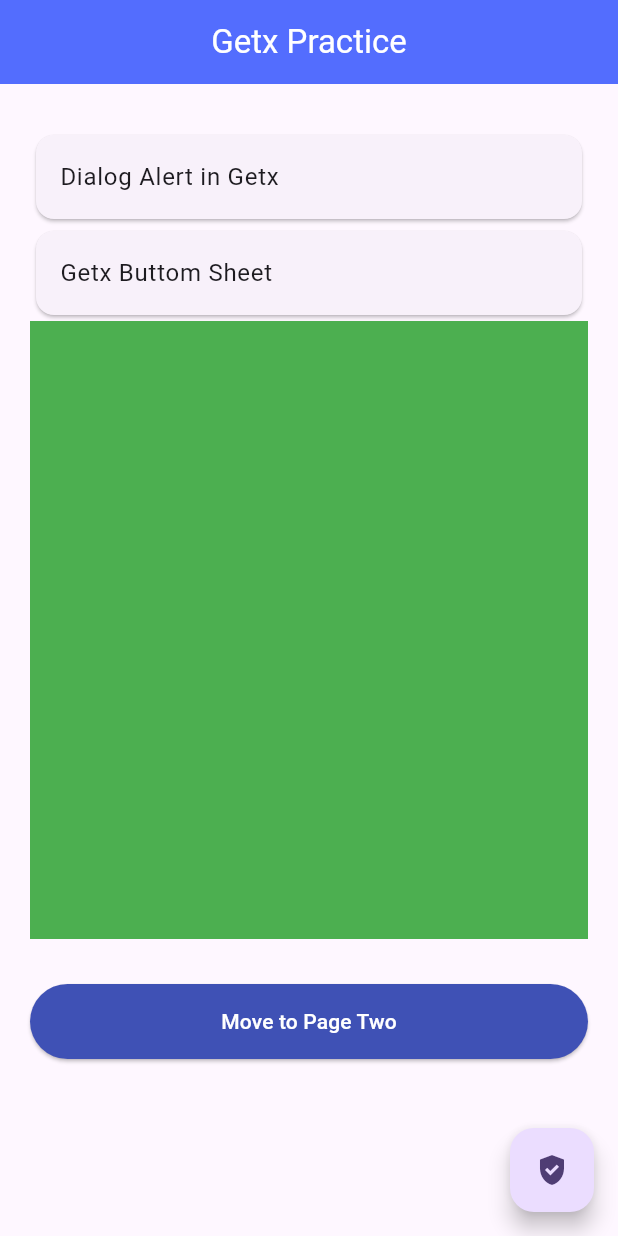
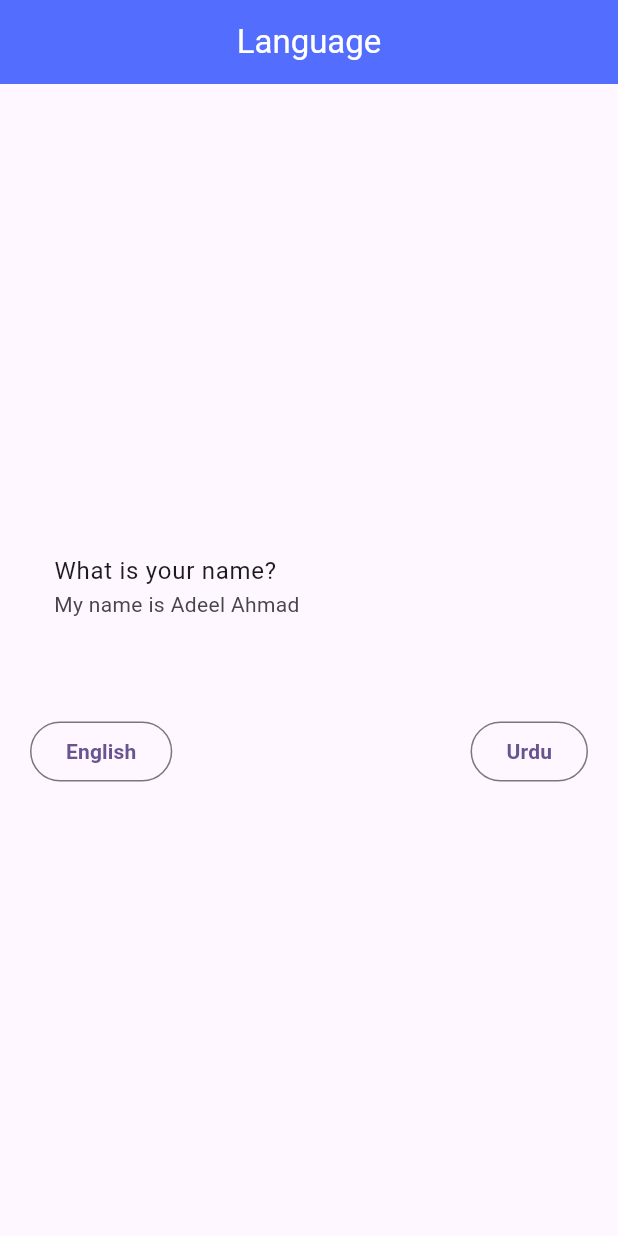
Before and after one commit to AdeelAhmadKhan36/GetX-Statemanagement, a Flutter app: the screen it shows after launch, on a phone screen of 412 x 824 dp. Run offline on Flutter 3.47's test engine with Material 3 defaults, Android fonts, the light colour scheme and no system bars; our stand-ins replace get.

Commit message:
GetX Localization and Language Change.

```diff
--- a/lib/main.dart
+++ b/lib/main.dart
@@ -1,6 +1,8 @@
 import 'package:flutter/material.dart';
 import 'package:getx_statemanagement/view/HomePage.dart';
 import 'package:get/get.dart';
+import 'package:getx_statemanagement/view/Language_home.dart';
+import 'package:getx_statemanagement/view/Languages.dart';
 import 'package:getx_statemanagement/view/Pagetwo.dart';
 
 void main() {
@@ -16,13 +18,16 @@ class MyApp extends StatelessWidget {
     return GetMaterialApp(
       title: 'Flutter Demo',
       debugShowCheckedModeBanner: false,
+      locale: Locale('en','us'),
+      fallbackLocale: Locale('eng', 'us'),
+      translations: Languages(),
 
       theme: ThemeData(
 
         colorScheme: ColorScheme.fromSeed(seedColor: Colors.deepPurple),
         useMaterial3: true,
       ),
-      home: const My_HomePage(),
+      home: const Language_Home(),
       getPages: [
         GetPage(name: '/PageTwo', page: ()=>PageTwo()),
       ],
--- /dev/null
+++ b/lib/view/Language_home.dart
@@ -0,0 +1,56 @@
+import 'package:flutter/material.dart';
+import 'package:get/get.dart';
+
+class Language_Home extends StatelessWidget {
+  const Language_Home({super.key});
+
+  @override
+  Widget build(BuildContext context) {
+    return Scaffold(
+        appBar: AppBar(
+          title: const Text(
+            "Language",
+            style: TextStyle(color: Colors.white),
+          ),
+          backgroundColor: Colors.indigoAccent,
+          centerTitle: true,
+        ),
+        body: Padding(
+          padding: const EdgeInsets.only(left: 20,right: 20),
+          child: Column(
+            mainAxisAlignment: MainAxisAlignment.center,
+            children: [
+              ListTile(
+                title: Text('message'.tr),
+                subtitle: Text('name'.tr),
+              ),
+              const SizedBox(
+                height: 50,
+              ),
+              Row(
+                mainAxisAlignment:MainAxisAlignment.spaceBetween,
+                children: [
+                  OutlinedButton(
+                      onPressed: () {
+                        Get.updateLocale(const Locale('en','US'));
+                      },
+                      child: const Text(
+                        "English",
+                        style: TextStyle(fontWeight: FontWeight.bold),
+                      )),
+                  OutlinedButton(
+                      onPressed: () {
+
+                        Get.updateLocale(const Locale('ur','PK'));
+                      },
+                      child: const Text(
+                        "Urdu",
+                        style: TextStyle(fontWeight: FontWeight.bold),
+                      ))
+                ],
+              )
+            ],
+          ),
+        ));
+  }
+}
--- /dev/null
+++ b/lib/view/Languages.dart
@@ -0,0 +1,18 @@
+
+import 'package:get/get_navigation/get_navigation.dart';
+
+class Languages extends Translations{
+  @override
+  // TODO: implement keys
+  Map<String, Map<String, String>> get keys => {
+    'en_us':{
+      'message':'What is your name?',
+      'name':'My name is Adeel Ahmad',
+    },
+    'ur_pk':{
+      'message':'آپ کا نام کیا ہے؟',
+      'name':'میرا نام عدیل احمد ہے۔',
+    }
+  };
+
+}
```
